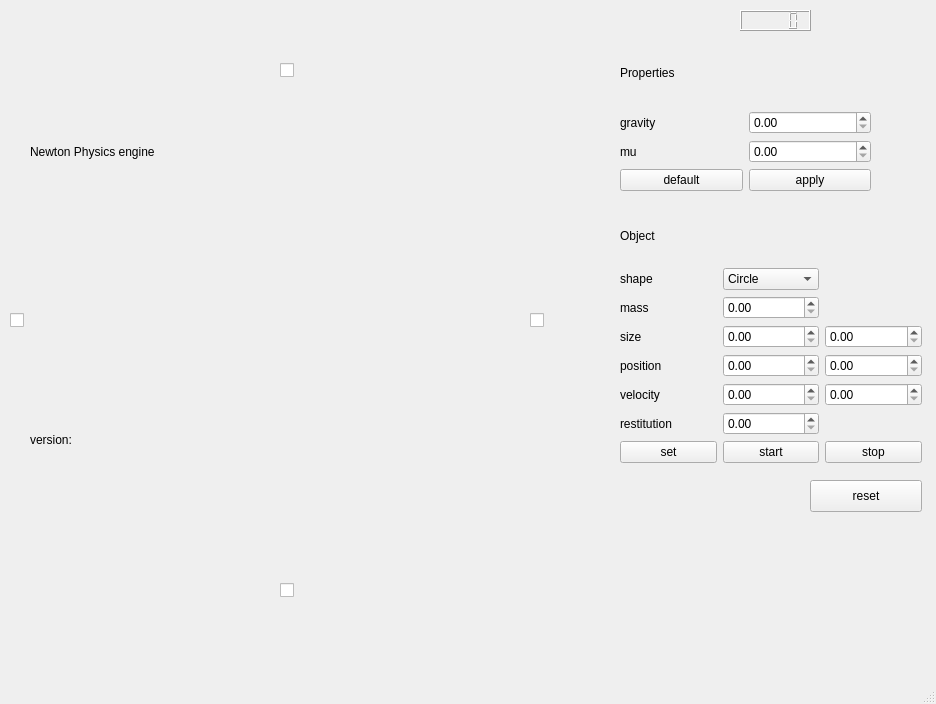
First picture: the form in Physics_engine/mainwindow.ui, repository Seismic-wave-Han/physics_engine, before the edit.
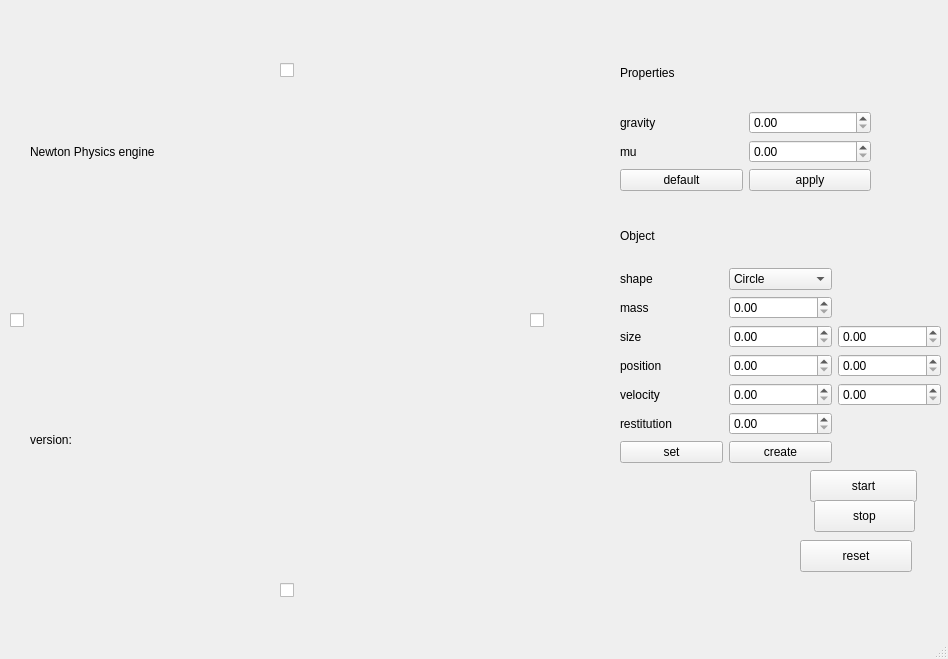
Second picture: the form after the edit.

```diff
--- a/Physics_engine/mainwindow.ui
+++ b/Physics_engine/mainwindow.ui
@@ -6,8 +6,8 @@
    <rect>
     <x>0</x>
     <y>0</y>
-    <width>936</width>
-    <height>704</height>
+    <width>948</width>
+    <height>659</height>
    </rect>
   </property>
   <property name="windowTitle">
@@ -98,7 +98,7 @@
      <rect>
       <x>620</x>
       <y>210</y>
-      <width>302</width>
+      <width>321</width>
       <height>253</height>
      </rect>
     </property>
@@ -168,13 +168,6 @@
      <item row="3" column="2">
       <widget class="QDoubleSpinBox" name="sizeValueY"/>
      </item>
-     <item row="7" column="2">
-      <widget class="QPushButton" name="stopButton">
-       <property name="text">
-        <string>stop</string>
-       </property>
-      </widget>
-     </item>
      <item row="5" column="1">
       <widget class="QDoubleSpinBox" name="velocityValueX"/>
      </item>
@@ -191,13 +184,6 @@
      <item row="3" column="1">
       <widget class="QDoubleSpinBox" name="sizeValueX"/>
      </item>
-     <item row="7" column="1">
-      <widget class="QPushButton" name="startButton">
-       <property name="text">
-        <string>start</string>
-       </property>
-      </widget>
-     </item>
      <item row="4" column="0">
       <widget class="QLabel" name="positionLabel">
        <property name="text">
@@ -211,13 +197,20 @@
      <item row="4" column="2">
       <widget class="QDoubleSpinBox" name="positionValueY"/>
      </item>
+     <item row="7" column="1">
+      <widget class="QPushButton" name="createButton">
+       <property name="text">
+        <string>create</string>
+       </property>
+      </widget>
+     </item>
     </layout>
    </widget>
    <widget class="QPushButton" name="resetButton">
     <property name="geometry">
      <rect>
-      <x>810</x>
-      <y>480</y>
+      <x>800</x>
+      <y>540</y>
       <width>112</width>
       <height>32</height>
      </rect>
@@ -226,16 +219,6 @@
      <string>reset</string>
     </property>
    </widget>
-   <widget class="QLCDNumber" name="lcdNumber">
-    <property name="geometry">
-     <rect>
-      <x>740</x>
-      <y>10</y>
-      <width>71</width>
-      <height>21</height>
-     </rect>
-    </property>
-   </widget>
    <widget class="QCheckBox" name="leftWallCheckBox">
     <property name="geometry">
      <rect>
@@ -288,6 +271,32 @@
      <string/>
     </property>
    </widget>
+   <widget class="QPushButton" name="startButton">
+    <property name="geometry">
+     <rect>
+      <x>810</x>
+      <y>470</y>
+      <width>107</width>
+      <height>32</height>
+     </rect>
+    </property>
+    <property name="text">
+     <string>start</string>
+    </property>
+   </widget>
+   <widget class="QPushButton" name="stopButton">
+    <property name="geometry">
+     <rect>
+      <x>814</x>
+      <y>500</y>
+      <width>101</width>
+      <height>32</height>
+     </rect>
+    </property>
+    <property name="text">
+     <string>stop</string>
+    </property>
+   </widget>
   </widget>
   <widget class="QMenuBar" name="menubar">
    <property name="geometry">
```
Left out of the diff: 2 changed lines with no effect on the pictures.
